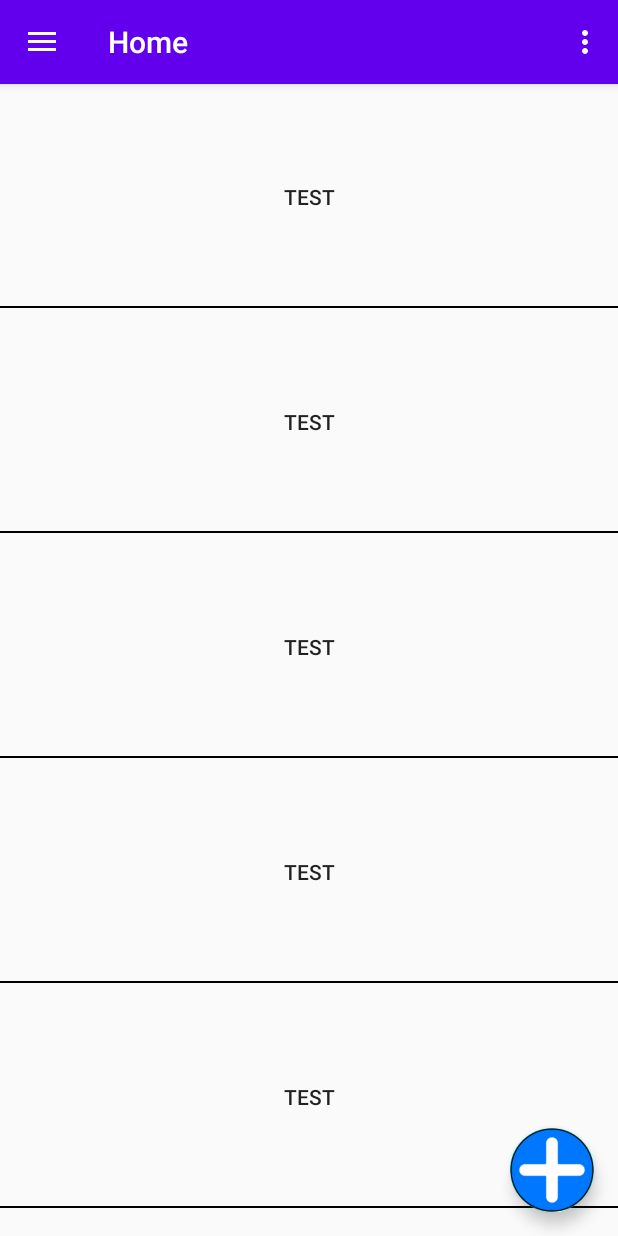
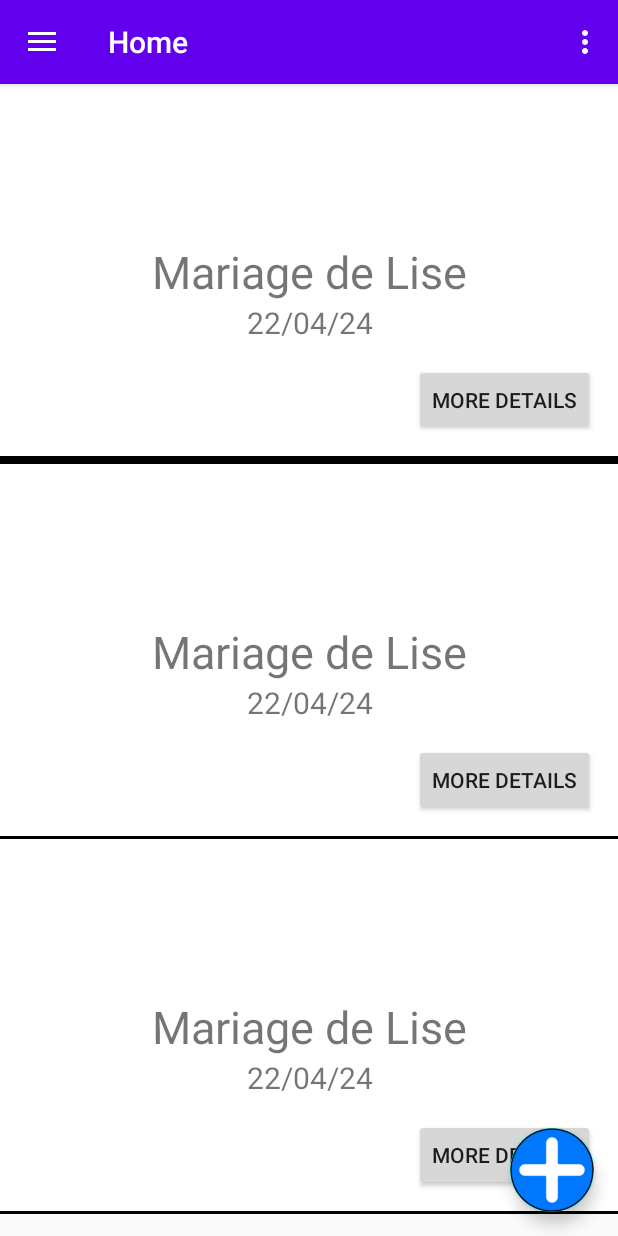
Before and after one commit to Mberjola/Planee, an Android app: the screen it shows after launch (MainActivity), on a phone screen of 412 x 824 dp. Run offline under Robolectric (Android 15) with nearby library versions, the phone set to English and light mode, and no system bars; our stand-ins replace navigation-ui.

Commit message:
Travail sur les cards

```diff
--- a/PlaneeAndroid/app/src/main/res/drawable/card_style.xml
+++ b/PlaneeAndroid/app/src/main/res/drawable/card_style.xml
@@ -10,7 +10,7 @@
                 android:width="1dp"
                 android:color="#FF000000" />
 
-            <solid android:color="#00FFFFFF" />
+            <solid android:color="#FFFFFF" />
 
             <padding
                 android:bottom="10dp"
--- a/PlaneeAndroid/app/src/main/res/layout/fragment_home.xml
+++ b/PlaneeAndroid/app/src/main/res/layout/fragment_home.xml
@@ -37,89 +37,132 @@
   -->
     <ScrollView
         android:layout_width="match_parent"
-        android:layout_height="match_parent">
+        android:layout_height="match_parent"
+        app:layout_constraintBottom_toBottomOf="parent"
+        app:layout_constraintLeft_toLeftOf="parent"
+        app:layout_constraintRight_toRightOf="parent"
+        app:layout_constraintTop_toTopOf="parent">
 
         <LinearLayout
             android:layout_width="match_parent"
             android:layout_height="wrap_content"
+            android:background="#000000"
             android:orientation="vertical"
             app:layout_constraintBottom_toBottomOf="parent"
             app:layout_constraintLeft_toLeftOf="parent"
             app:layout_constraintRight_toRightOf="parent"
             app:layout_constraintTop_toTopOf="parent">
 
-            <Button
+            <androidx.constraintlayout.widget.ConstraintLayout
                 android:layout_width="match_parent"
-                android:layout_height="150dp"
-                android:background="@drawable/card_style"
-                android:text="Test" />
+                android:layout_height="250dp"
+                android:layout_marginBottom="3dp"
+                android:background="@drawable/card_style">
 
-            <Button
+                <TextView
+                    android:id="@+id/Titre"
+                    android:layout_width="wrap_content"
+                    android:layout_height="wrap_content"
+                    android:text="Mariage de Lise"
+                    android:textSize="30sp"
+                    app:layout_constraintBottom_toBottomOf="parent"
+                    app:layout_constraintLeft_toLeftOf="parent"
+                    app:layout_constraintRight_toRightOf="parent"
+                    app:layout_constraintTop_toTopOf="parent" />
+
+                <TextView
+                    android:layout_width="wrap_content"
+                    android:layout_height="wrap_content"
+                    android:text="22/04/24"
+                    android:textSize="20sp"
+                    app:layout_constraintLeft_toLeftOf="@id/Titre"
+                    app:layout_constraintRight_toRightOf="@id/Titre"
+                    app:layout_constraintTop_toBottomOf="@id/Titre" />
+
+                <Button
+                    android:layout_width="wrap_content"
+                    android:layout_height="wrap_content"
+                    android:layout_marginEnd="5dp"
+                    android:layout_marginRight="5dp"
+                    android:layout_marginBottom="5dp"
+                    android:text="@string/Details"
+                    app:layout_constraintBottom_toBottomOf="parent"
+                    app:layout_constraintRight_toRightOf="parent" />
+            </androidx.constraintlayout.widget.ConstraintLayout>
+
+            <androidx.constraintlayout.widget.ConstraintLayout
                 android:layout_width="match_parent"
-                android:layout_height="150dp"
-                android:background="@drawable/card_style"
-                android:text="Test" />
+                android:layout_height="250dp"
+                android:background="@drawable/card_style">
 
-            <Button
+
+                <TextView
+                    android:id="@+id/Titre2"
+                    android:layout_width="wrap_content"
+                    android:layout_height="wrap_content"
+                    android:text="Mariage de Lise"
+                    android:textSize="30sp"
+                    app:layout_constraintBottom_toBottomOf="parent"
+                    app:layout_constraintLeft_toLeftOf="parent"
+                    app:layout_constraintRight_toRightOf="parent"
+                    app:layout_constraintTop_toTopOf="parent" />
+
+                <TextView
+                    android:layout_width="wrap_content"
+                    android:layout_height="wrap_content"
+                    android:text="22/04/24"
+                    android:textSize="20sp"
+                    app:layout_constraintLeft_toLeftOf="@id/Titre2"
+                    app:layout_constraintRight_toRightOf="@id/Titre2"
+                    app:layout_constraintTop_toBottomOf="@id/Titre2" />
+
+                <Button
+                    android:layout_width="wrap_content"
+                    android:layout_height="wrap_content"
+                    android:layout_marginEnd="5dp"
+                    android:layout_marginRight="5dp"
+                    android:layout_marginBottom="5dp"
+                    android:text="@string/Details"
+                    app:layout_constraintBottom_toBottomOf="parent"
+                    app:layout_constraintRight_toRightOf="parent" />
+            </androidx.constraintlayout.widget.ConstraintLayout>
+
+            <androidx.constraintlayout.widget.ConstraintLayout
                 android:layout_width="match_parent"
-                android:layout_height="150dp"
-                android:background="@drawable/card_style"
-                android:text="Test" />
+                android:layout_height="250dp"
+                android:background="@drawable/card_style">
 
-            <Button
-                android:layout_width="match_parent"
-                android:layout_height="150dp"
-                android:background="@drawable/card_style"
-                android:text="Test" />
 
-            <Button
-                android:layout_width="match_parent"
-                android:layout_height="150dp"
-                android:background="@drawable/card_style"
-                android:text="Test" />
+                <TextView
+                    android:id="@+id/Titre3"
+                    android:layout_width="wrap_content"
+                    android:layout_height="wrap_content"
+                    android:text="Mariage de Lise"
+                    android:textSize="30sp"
+                    app:layout_constraintBottom_toBottomOf="parent"
+                    app:layout_constraintLeft_toLeftOf="parent"
+                    app:layout_constraintRight_toRightOf="parent"
+                    app:layout_constraintTop_toTopOf="parent" />
 
-            <Button
-                android:layout_width="match_parent"
-                android:layout_height="150dp"
-                android:background="@drawable/card_style"
-                android:text="Test" />
+                <TextView
+                    android:layout_width="wrap_content"
+                    android:layout_height="wrap_content"
+                    android:text="22/04/24"
+                    android:textSize="20sp"
+                    app:layout_constraintLeft_toLeftOf="@id/Titre3"
+                    app:layout_constraintRight_toRightOf="@id/Titre3"
+                    app:layout_constraintTop_toBottomOf="@id/Titre3" />
 
-            <Button
-                android:layout_width="match_parent"
-                android:layout_height="150dp"
-                android:background="@drawable/card_style"
-                android:text="Test" />
-
-            <Button
-                android:layout_width="match_parent"
-                android:layout_height="150dp"
-                android:background="@drawable/card_style"
-                android:text="Test" />
-
-            <Button
-                android:layout_width="match_parent"
-                android:layout_height="150dp"
-                android:background="@drawable/card_style"
-                android:text="Test" />
-
-            <Button
-                android:layout_width="match_parent"
-                android:layout_height="150dp"
-                android:background="@drawable/card_style"
-                android:text="Test" />
-
-            <Button
-                android:layout_width="match_parent"
-                android:layout_height="150dp"
-                android:background="@drawable/card_style"
-                android:text="Test" />
-
-            <Button
-                android:layout_width="match_parent"
-                android:layout_height="150dp"
-                android:background="@drawable/card_style"
-                android:text="Test" />
-
+                <Button
+                    android:layout_width="wrap_content"
+                    android:layout_height="wrap_content"
+                    android:layout_marginEnd="5dp"
+                    android:layout_marginRight="5dp"
+                    android:layout_marginBottom="5dp"
+                    android:text="@string/Details"
+                    app:layout_constraintBottom_toBottomOf="parent"
+                    app:layout_constraintRight_toRightOf="parent" />
+            </androidx.constraintlayout.widget.ConstraintLayout>
 
         </LinearLayout>
     </ScrollView>
@@ -137,4 +180,5 @@
         app:layout_constraintBottom_toBottomOf="parent"
         app:layout_constraintRight_toRightOf="parent"
         app:maxImageSize="65dp" />
+
 </androidx.constraintlayout.widget.ConstraintLayout>
--- a/PlaneeAndroid/app/src/main/res/values/strings.xml
+++ b/PlaneeAndroid/app/src/main/res/values/strings.xml
@@ -12,4 +12,5 @@
     <string name="PlusDesc">Add an event</string>
     <string name="connect">Connect</string>
     <string name="disconnect">Disconnect</string>
+    <string name="Details">More Details</string>
 </resources>
```
Also changed, not shown: 1 other file.
